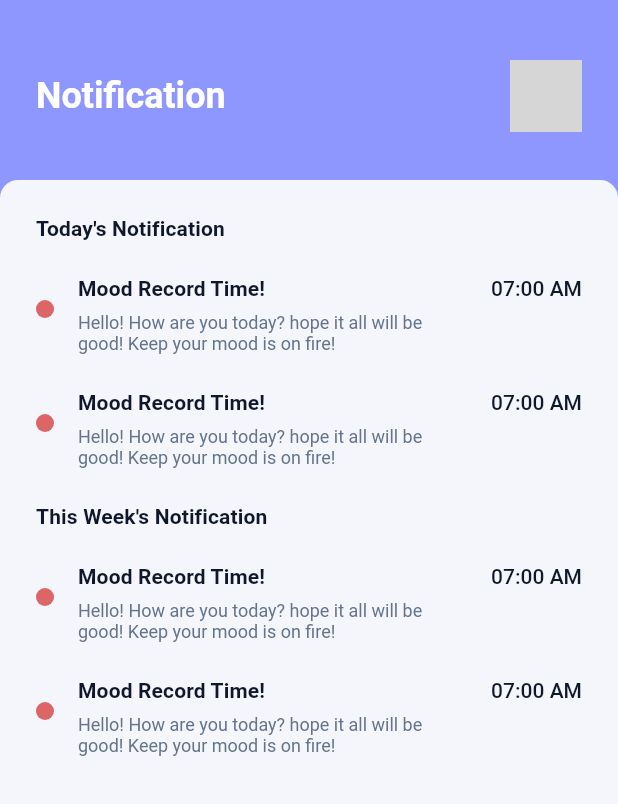
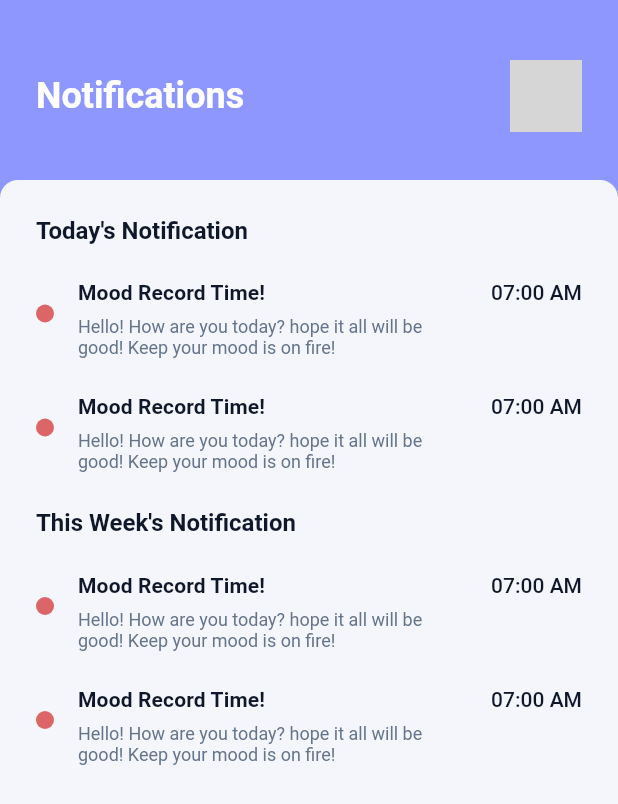
Before and after one commit to AkhmadRamadani/mood-journal, a Flutter app: the NotificationView screen opened directly, on a phone screen of 412 x 824 dp. Shown: the top 804 px of the screen. Run offline on Flutter 3.47's test engine with Material 2 defaults, Android fonts, the phone set to English and light mode, and no system bars; our stand-ins replace firebase_core, flutter_screenutil, flutter_svg, get, google_fonts, google_nav_bar and 2 more; accounts and stored records are empty; network calls fail; grey boxes are pictures that could not be loaded.

Commit message:
Update title small to medium

```diff
--- a/lib/modules/dashboard/views/dashboard_view.dart
+++ b/lib/modules/dashboard/views/dashboard_view.dart
@@ -47,7 +47,7 @@ class _DashboardViewPage extends State<DashboardView> {
                 const SizedBox(height: Spacing.spacing * 3),
                 Text(
                   'Summary',
-                  style: Theme.of(context).textTheme.titleSmall!.copyWith(
+                  style: Theme.of(context).textTheme.titleMedium!.copyWith(
                         color: ThemeColor.neutral_900,
                         fontWeight: FontWeight.w600,
                       ),
--- a/lib/modules/notification/views/notification_view.dart
+++ b/lib/modules/notification/views/notification_view.dart
@@ -42,7 +42,7 @@ class _NotificationViewState extends State<NotificationView>
                 greet: false,
                 isDark: true,
                 type: 'heading',
-                name: 'Notification'.tr,
+                name: 'Notifications'.tr,
                 image:
                     'https://i.pinimg.com/564x/06/63/f5/0663f52b4e6775adcd134a27853004b3.jpg',
               ),
@@ -67,7 +67,8 @@ class _NotificationViewState extends State<NotificationView>
                     children: [
                       Text(
                         'Today\'s Notification'.tr,
-                        style: Theme.of(context).textTheme.titleSmall!.copyWith(
+                        style:
+                            Theme.of(context).textTheme.titleMedium!.copyWith(
                                   color: ThemeColor.neutral_900,
                                   fontWeight: FontWeight.w600,
                                 ),
@@ -90,7 +91,8 @@ class _NotificationViewState extends State<NotificationView>
                       const SizedBox(height: Spacing.spacing * 3),
                       Text(
                         'This Week\'s Notification'.tr,
-                        style: Theme.of(context).textTheme.titleSmall!.copyWith(
+                        style:
+                            Theme.of(context).textTheme.titleMedium!.copyWith(
                                   color: ThemeColor.neutral_900,
                                   fontWeight: FontWeight.w600,
                                 ),
```
Also changed, not shown: lib/modules/record/views/record_view.dart (+5 -4 lines). Lines whose indentation alone changed are shown as unchanged.
